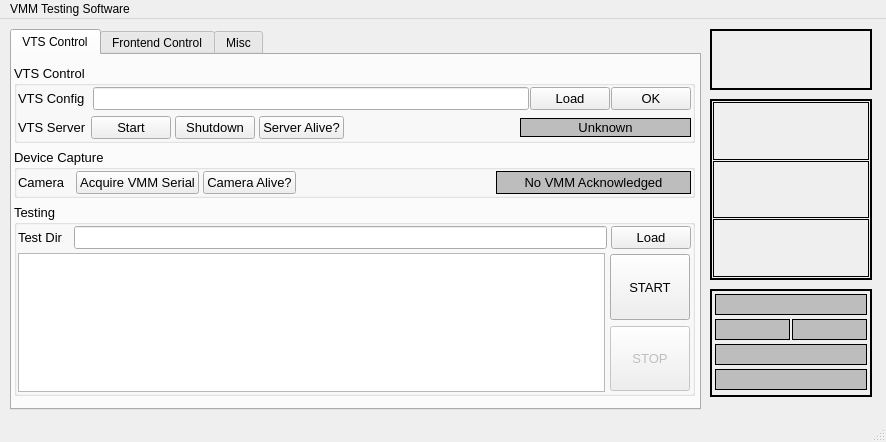
First picture: the form in qt/mainwindow.ui, repository dantrim/vmm_testing_software, before the edit.
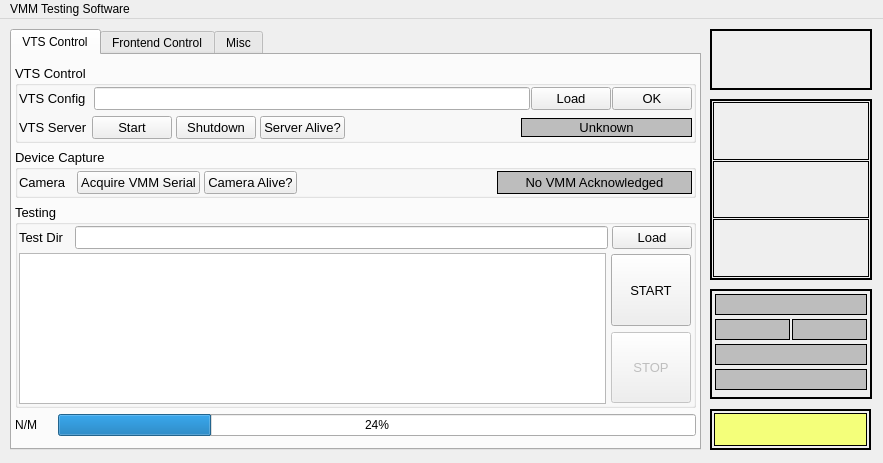
Second picture: the form after the edit. Icons and pictures are not drawn.

The edit to the form file:
```diff
--- a/qt/mainwindow.ui
+++ b/qt/mainwindow.ui
@@ -6,8 +6,8 @@
    <rect>
     <x>0</x>
     <y>0</y>
-    <width>886</width>
-    <height>442</height>
+    <width>883</width>
+    <height>463</height>
    </rect>
   </property>
   <property name="windowTitle">
@@ -20,7 +20,7 @@
       <x>10</x>
       <y>10</y>
       <width>691</width>
-      <height>381</height>
+      <height>421</height>
      </rect>
     </property>
     <property name="currentIndex">
@@ -33,10 +33,10 @@
      <widget class="QWidget" name="">
       <property name="geometry">
        <rect>
-        <x>2</x>
+        <x>3</x>
         <y>10</y>
         <width>681</width>
-        <height>331</height>
+        <height>371</height>
        </rect>
       </property>
       <layout class="QVBoxLayout" name="verticalLayout_5">
@@ -573,6 +573,54 @@
          </layout>
         </widget>
        </item>
+       <item>
+        <layout class="QHBoxLayout" name="horizontalLayout_11">
+         <property name="spacing">
+          <number>4</number>
+         </property>
+         <item>
+          <widget class="QLabel" name="label_25">
+           <property name="text">
+            <string>N/M     </string>
+           </property>
+           <property name="alignment">
+            <set>Qt::AlignCenter</set>
+           </property>
+          </widget>
+         </item>
+         <item>
+          <widget class="QProgressBar" name="progressBar">
+           <property name="sizePolicy">
+            <sizepolicy hsizetype="Expanding" vsizetype="Fixed">
+             <horstretch>0</horstretch>
+             <verstretch>0</verstretch>
+            </sizepolicy>
+           </property>
+           <property name="sizeIncrement">
+            <size>
+             <width>0</width>
+             <height>0</height>
+            </size>
+           </property>
+           <property name="baseSize">
+            <size>
+             <width>0</width>
+             <height>4</height>
+            </size>
+           </property>
+           <property name="value">
+            <number>24</number>
+           </property>
+           <property name="alignment">
+            <set>Qt::AlignCenter</set>
+           </property>
+           <property name="invertedAppearance">
+            <bool>false</bool>
+           </property>
+          </widget>
+         </item>
+        </layout>
+       </item>
       </layout>
      </widget>
     </widget>
@@ -1171,7 +1219,7 @@
       <x>710</x>
       <y>270</y>
       <width>162</width>
-      <height>108</height>
+      <height>110</height>
      </rect>
     </property>
     <property name="frameShape">
@@ -1279,13 +1327,54 @@
      </property>
     </widget>
    </widget>
+   <widget class="QFrame" name="frame_13">
+    <property name="geometry">
+     <rect>
+      <x>710</x>
+      <y>390</y>
+      <width>161</width>
+      <height>41</height>
+     </rect>
+    </property>
+    <property name="styleSheet">
+     <string notr="true"/>
+    </property>
+    <property name="frameShape">
+     <enum>QFrame::Box</enum>
+    </property>
+    <property name="frameShadow">
+     <enum>QFrame::Plain</enum>
+    </property>
+    <property name="lineWidth">
+     <number>2</number>
+    </property>
+    <widget class="QFrame" name="frame_14">
+     <property name="geometry">
+      <rect>
+       <x>4</x>
+       <y>4</y>
+       <width>153</width>
+       <height>33</height>
+      </rect>
+     </property>
+     <property name="styleSheet">
+      <string notr="true">background-color: rgb(244, 255, 122)</string>
+     </property>
+     <property name="frameShape">
+      <enum>QFrame::Box</enum>
+     </property>
+     <property name="frameShadow">
+      <enum>QFrame::Plain</enum>
+     </property>
+    </widget>
+   </widget>
   </widget>
   <widget class="QMenuBar" name="menubar">
    <property name="geometry">
     <rect>
      <x>0</x>
      <y>0</y>
-     <width>886</width>
+     <width>883</width>
      <height>22</height>
     </rect>
    </property>
@@ -1296,7 +1385,6 @@
    </widget>
    <addaction name="menuVMM_Testing_Software"/>
   </widget>
-  <widget class="QStatusBar" name="statusbar"/>
  </widget>
  <resources>
   <include location="vts_resources.qrc"/>
```
